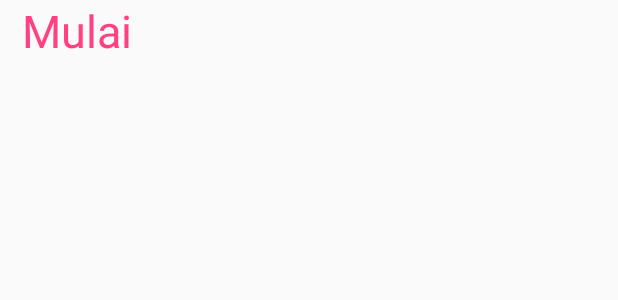
After one commit to fajarsiddiq/Berpasangan, an Android app: the layout layout_board_fragment.xml on its own in the app's theme, with its tools: preview values and no code run, on a phone screen of 412 x 824 dp. The commit adds this screen. Shown: the top 300 px of the screen. Run offline under Robolectric (Android 15) with nearby library versions, the phone set to English and light mode, and no system bars.

Commit message:
Added module "Board".
Added new module, implemented timer for game itself. Also clean-up some
unused imports.

```diff
--- a/app/src/main/AndroidManifest.xml
+++ b/app/src/main/AndroidManifest.xml
@@ -19,6 +19,11 @@
             </intent-filter>
         </activity>
 
+        <activity
+            android:name=".module.board.BoardActivity"
+            android:screenOrientation="portrait"
+            android:theme="@style/AppTheme"/>
+
     </application>
 
 </manifest>
--- a/app/src/main/java/com/fajarsiddiq/berpasangan/module/ModuleHandler.java
+++ b/app/src/main/java/com/fajarsiddiq/berpasangan/module/ModuleHandler.java
@@ -33,6 +33,6 @@ public class ModuleHandler extends Handler {
         if(message.what == mWhatFinish)
             mFragment.getActivity().finish();
         else if(message.what == mWhatSnackBar)
-            with(mFragment.getContext()).text((CharSequence) message.obj).duration(message.arg1 == 0 ? LENGTH_SHORT : LENGTH_LONG).show(mFragment.getActivity());
+            with(mFragment.getActivity()).text((CharSequence) message.obj).duration(message.arg1 == 0 ? LENGTH_SHORT : LENGTH_LONG).show(mFragment.getActivity());
     }
 }
--- /dev/null
+++ b/app/src/main/res/layout/layout_board_fragment.xml
@@ -0,0 +1,40 @@
+<?xml version="1.0" encoding="utf-8"?>
+<LinearLayout
+    xmlns:android="http://schemas.android.com/apk/res/android"
+    android:orientation="vertical"
+    android:layout_width="match_parent"
+    android:layout_height="match_parent">
+
+    <LinearLayout
+        android:layout_width="match_parent"
+        android:layout_height="wrap_content"
+        android:orientation="horizontal">
+
+        <TextView
+            android:id="@+id/id_board_fragment_remaining_text_view"
+            android:layout_width="0dp"
+            android:layout_weight=".25"
+            android:text="Mulai"
+            android:textColor="@color/color_accent"
+            android:gravity="center_horizontal"
+            android:textSize="30sp"
+            android:layout_height="wrap_content" />
+
+        <TextView
+            android:id="@+id/id_board_fragment_timer_text_view"
+            android:layout_width="0dp"
+            android:layout_weight=".5"
+            android:layout_height="wrap_content"
+            android:textColor="@color/color_accent"
+            android:textSize="30sp"
+            android:gravity="center_horizontal" />
+
+        <TextView
+            android:id="@+id/id_board_fragment_score_text_view"
+            android:layout_width="0dp"
+            android:layout_weight=".25"
+            android:layout_height="wrap_content" />
+
+    </LinearLayout>
+
+</LinearLayout>
--- a/app/src/main/res/values/strings.xml
+++ b/app/src/main/res/values/strings.xml
@@ -9,4 +9,9 @@
     <string name="string_main_activity_exit_prompt_title">Keluar</string>
     <string name="string_main_activity_exit_prompt_positive">Ya</string>
     <string name="string_main_activity_exit_prompt_negative">Tidak</string>
+    <string name="string_main_activity_select_level_message">Silahkan pilih ukuran tile untuk memulai permainan :</string>
+    <string name="string_main_activity_select_level_title">Pilih Ukuran Tile</string>
+    <string name="string_board_fragment_timer_finish_title">Game Over!</string>
+    <string name="string_board_fragment_timer_finish_message">Waktu Anda telah habis. Permainan usai!</string>
+    <string name="string_board_fragment_timer_positive">Lihat Skor Akhir</string>
 </resources>
```
Also changed, not shown: app/src/main/java/com/fajarsiddiq/berpasangan/helper/DialogBuilderHelper.java (added, +7 -0 lines), app/src/main/java/com/fajarsiddiq/berpasangan/module/board/BoardActivity.java (added, +18 -0 lines), app/src/main/java/com/fajarsiddiq/berpasangan/module/board/BoardController.java (added, +63 -0 lines), app/src/main/java/com/fajarsiddiq/berpasangan/module/board/BoardFragment.java (added, +51 -0 lines), app/src/main/java/com/fajarsiddiq/berpasangan/module/board/BoardHandler.java (added, +48 -0 lines), app/src/main/java/com/fajarsiddiq/berpasangan/module/main/MainActivity.java (+25 -0 lines), app/src/main/java/com/fajarsiddiq/berpasangan/module/main/MainFragment.java (+21 -2 lines), app/src/main/res/layout/layout_board_activity.xml (added, +9 -0 lines), app/src/main/res/values/arrays.xml (added, +8 -0 lines).
